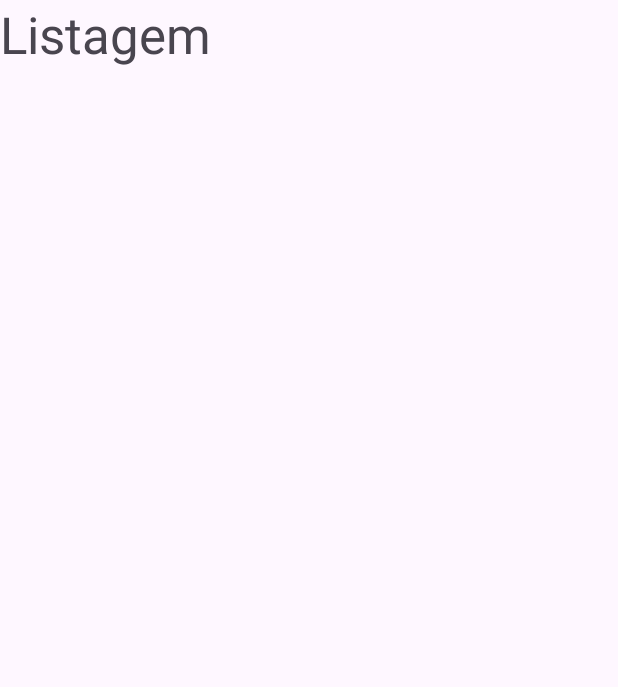
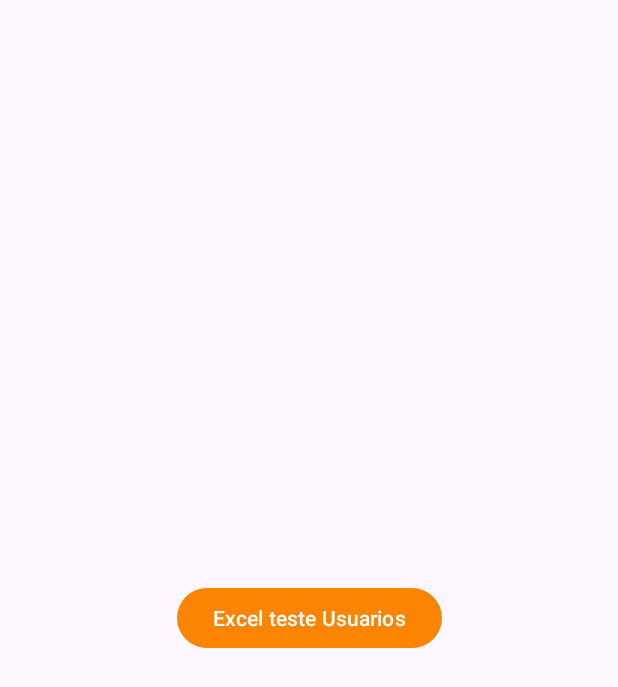
Before and after one commit to Tleofreitas/AdoteJR, an Android app: the layout fragment_listagem.xml on its own in the app's theme, with its tools: preview values and no code run, on a phone screen of 412 x 824 dp. Shown: the top 687 px of the screen. Run offline under Robolectric (Android 15) with nearby library versions, the phone set to English and light mode, and no system bars; Roboto replaces fonts that are not available here.

Commit message:
Teste acesso ao banco e geração de Excel (Sucesso)

```diff
--- a/app/build.gradle.kts
+++ b/app/build.gradle.kts
@@ -53,6 +53,9 @@ dependencies {
     // Picasso
     implementation("com.squareup.picasso:picasso:2.8")
 
+    // Excel
+    implementation("org.apache.poi:poi-ooxml:5.2.3")
+
     implementation(libs.androidx.core.ktx)
     implementation(libs.androidx.appcompat)
     implementation(libs.material)
--- a/app/src/main/AndroidManifest.xml
+++ b/app/src/main/AndroidManifest.xml
@@ -17,6 +17,10 @@
     <uses-permission android:name="android.permission.READ_MEDIA_IMAGES"/>
     <!-- Permissão de acesso as fotos -->
     <uses-permission android:name="android.permission.READ_EXTERNAL_STORAGE"/>
+
+    <!-- Permissão de Gravar arquivo antiga -->
+    <!-- <uses-permission android:name="android.permission.WRITE_EXTERNAL_STORAGE" /> -->
+    <!-- Permissão de Gravar arquivo nova -->
 
 
     <application
--- a/app/src/main/java/com/example/adotejr/fragments/ContaFragment.kt
+++ b/app/src/main/java/com/example/adotejr/fragments/ContaFragment.kt
@@ -17,7 +17,6 @@ import android.widget.Button
 import android.widget.Toast
 import androidx.activity.result.contract.ActivityResultContracts
 import androidx.fragment.app.Fragment
-import com.example.adotejr.LoginActivity
 import com.example.adotejr.MainActivity
 import com.example.adotejr.R
 import com.example.adotejr.RedefinirSenhaDeslogadoActivity
--- a/app/src/main/java/com/example/adotejr/model/Usuario.kt
+++ b/app/src/main/java/com/example/adotejr/model/Usuario.kt
@@ -1,8 +1,8 @@
 package com.example.adotejr.model
 
 data class Usuario(
-    var id: String,
-    var nome: String,
-    var email: String,
+    var id: String = "",
+    var nome: String = "",
+    var email: String = "",
     var foto: String = ""
 )
--- a/app/src/main/res/layout/fragment_listagem.xml
+++ b/app/src/main/res/layout/fragment_listagem.xml
@@ -1,15 +1,25 @@
 <?xml version="1.0" encoding="utf-8"?>
 <FrameLayout xmlns:android="http://schemas.android.com/apk/res/android"
+    xmlns:app="http://schemas.android.com/apk/res-auto"
     xmlns:tools="http://schemas.android.com/tools"
     android:layout_width="match_parent"
     android:layout_height="match_parent"
     tools:context=".ListagemFragment">
 
-    <!-- TODO: Update blank fragment layout -->
-    <TextView
+    <androidx.constraintlayout.widget.ConstraintLayout
         android:layout_width="match_parent"
-        android:layout_height="match_parent"
-        android:text="Listagem"
-        android:textSize="34sp" />
+        android:layout_height="match_parent">
 
+        <Button
+            android:id="@+id/exportarExcelButton"
+            android:layout_width="wrap_content"
+            android:layout_height="wrap_content"
+            android:text="Excel teste Usuarios"
+            app:layout_constraintBottom_toBottomOf="parent"
+            app:layout_constraintEnd_toEndOf="parent"
+            app:layout_constraintHorizontal_bias="0.5"
+            app:layout_constraintStart_toStartOf="parent"
+            app:layout_constraintTop_toTopOf="parent"
+            app:layout_constraintVertical_bias="0.5" />
+    </androidx.constraintlayout.widget.ConstraintLayout>
 </FrameLayout>
```
Also changed, not shown: app/src/main/java/com/example/adotejr/ListagemFragment.kt (+141 -40 lines).
